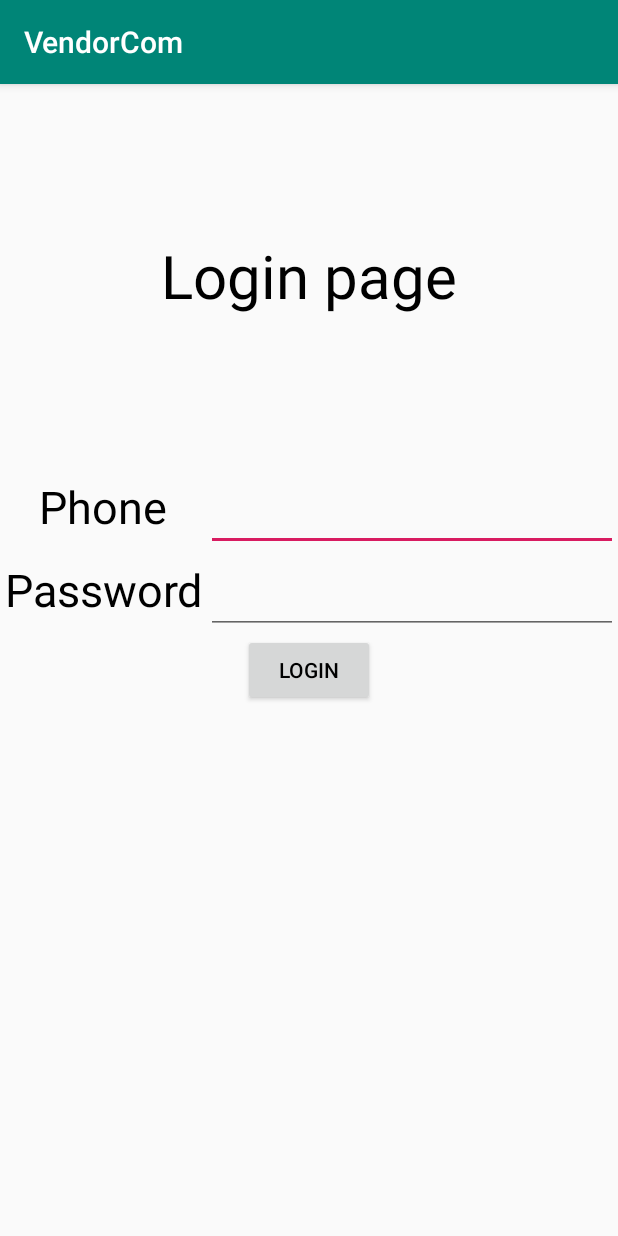
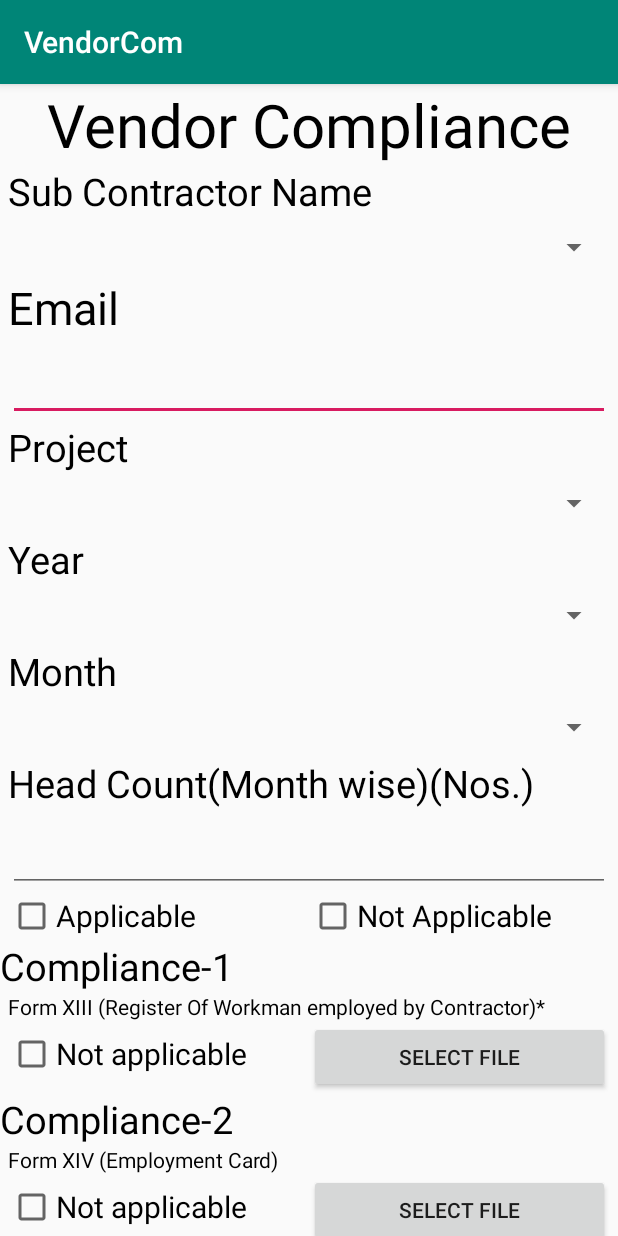
Before and after one commit to PreetiMakhloga/VendorCom, an Android app: the screen it shows after launch (login before the commit, ComplianceForm after it), on a phone screen of 412 x 824 dp. Run offline under Robolectric (Android 15) with nearby library versions, the phone set to English and light mode, and no system bars.

Commit message:
New UI created for vendor compliance form

```diff
--- a/app/src/main/AndroidManifest.xml
+++ b/app/src/main/AndroidManifest.xml
@@ -9,7 +9,7 @@
         android:roundIcon="@mipmap/ic_launcher_round"
         android:supportsRtl="true"
         android:theme="@style/AppTheme">
-        <activity android:name=".vendor_form"></activity>
+        <activity android:name=".ComplianceForm"></activity>
         <activity android:name=".login" />
         <activity android:name=".MainActivity">
             <intent-filter>
--- /dev/null
+++ b/app/src/main/java/com/sterlitepower/vendorcom/ComplianceForm.java
@@ -0,0 +1,53 @@
+package com.sterlitepower.vendorcom;
+
+import androidx.appcompat.app.AppCompatActivity;
+
+import android.os.Bundle;
+import android.view.View;
+import android.widget.Button;
+import android.widget.CheckBox;
+import android.widget.CompoundButton;
+import android.widget.FrameLayout;
+
+public class ComplianceForm extends AppCompatActivity {
+
+    Button comp1_file_sel,comp2_file_sel;
+    CheckBox applicable, not_applicable;
+    FrameLayout form_status, complaince_list_frame;
+
+
+    @Override
+    protected void onCreate(Bundle savedInstanceState) {
+        super.onCreate(savedInstanceState);
+        setContentView(R.layout.activity_compliance_form);
+        form_status=findViewById(R.id.app_not_app);
+        applicable=findViewById(R.id.comp_status_app);
+        not_applicable=findViewById(R.id.comp_status_not_app);
+        complaince_list_frame=findViewById(R.id.comp_list_form);
+        comp1_file_sel=findViewById(R.id.comp1_file_btn);
+        comp2_file_sel=findViewById(R.id.comp2_file_btn);
+
+        applicable.setOnCheckedChangeListener(new CompoundButton.OnCheckedChangeListener() {
+            @Override
+            public void onCheckedChanged(CompoundButton compoundButton, boolean ischecked) {
+                if(ischecked){
+                    complaince_list_frame.setVisibility(View.VISIBLE);
+                    if(not_applicable.isChecked()){
+                        not_applicable.toggle();
+                    }
+                }
+            }
+        });
+        not_applicable.setOnCheckedChangeListener(new CompoundButton.OnCheckedChangeListener() {
+            @Override
+            public void onCheckedChanged(CompoundButton compoundButton, boolean ischecked) {
+                if(ischecked){
+                    complaince_list_frame.setVisibility(View.GONE);
+                    if (applicable.isChecked()){
+                        applicable.toggle();
+                    }
+                }
+            }
+        });
+    }
+}
--- a/app/src/main/java/com/sterlitepower/vendorcom/MainActivity.java
+++ b/app/src/main/java/com/sterlitepower/vendorcom/MainActivity.java
@@ -11,7 +11,7 @@ public class MainActivity extends AppCompatActivity {
     protected void onCreate(Bundle savedInstanceState) {
         super.onCreate(savedInstanceState);
         setContentView(R.layout.activity_main);
-        Intent intent=new Intent(MainActivity.this, login.class);
+        Intent intent=new Intent(MainActivity.this, ComplianceForm.class);
         startActivity(intent);  // calling activity from mainactivity to login activity
         finish(); // destroying mainactivity because when use click back button android should not show this activity
         // so need to destroy the activity from backgroud
--- a/app/src/main/java/com/sterlitepower/vendorcom/vendor_form.java
+++ /dev/null
@@ -1,14 +0,0 @@
-package com.sterlitepower.vendorcom;
-
-import androidx.appcompat.app.AppCompatActivity;
-
-import android.os.Bundle;
-
-public class vendor_form extends AppCompatActivity {
-
-    @Override
-    protected void onCreate(Bundle savedInstanceState) {
-        super.onCreate(savedInstanceState);
-        setContentView(R.layout.activity_vendor_form);
-    }
-}
--- /dev/null
+++ b/app/src/main/res/layout/activity_compliance_form.xml
@@ -0,0 +1,270 @@
+<?xml version="1.0" encoding="utf-8"?>
+<LinearLayout xmlns:android="http://schemas.android.com/apk/res/android"
+    xmlns:app="http://schemas.android.com/apk/res-auto"
+    xmlns:tools="http://schemas.android.com/tools"
+    android:layout_width="match_parent"
+    android:orientation="vertical"
+    android:layout_height="match_parent"
+    tools:context=".ComplianceForm">
+    <TextView
+        android:layout_width="wrap_content"
+        android:textSize="40dp"
+        android:text="Vendor Compliance"
+        android:textColor="#000"
+        android:layout_gravity="center"
+        android:layout_height="wrap_content">
+    </TextView>
+    <ScrollView
+        android:layout_width="match_parent"
+        android:layout_height="wrap_content">
+        <LinearLayout
+            android:layout_width="match_parent"
+            android:orientation="vertical"
+            android:layout_height="match_parent">
+            <LinearLayout
+                android:layout_width="match_parent"
+                android:orientation="vertical"
+                android:layout_height="wrap_content">
+                <TextView
+                    android:layout_marginLeft="5dp"
+                    android:layout_width="wrap_content"
+                    android:text="Sub Contractor Name"
+                    android:textSize="25dp"
+                    android:textColor="#000"
+                    android:layout_height="wrap_content">
+                </TextView>
+                <Spinner
+                    android:layout_marginRight="5dp"
+                    android:layout_marginLeft="5dp"
+                    android:layout_width="match_parent"
+                    android:layout_height="40dp">
+                </Spinner>
+                <LinearLayout
+                    android:layout_width="match_parent"
+                    android:orientation="vertical"
+                    android:layout_height="wrap_content">
+                    <TextView
+                        android:layout_width="wrap_content"
+                        android:text="Email"
+                        android:textColor="#000"
+                        android:layout_marginLeft="5dp"
+                        android:textSize="30dp"
+                        android:layout_height="wrap_content">
+                    </TextView>
+                    <EditText
+                        android:layout_marginRight="5dp"
+                        android:layout_marginLeft="5dp"
+                        android:layout_width="match_parent"
+                        android:textSize="25dp"
+                        android:textColor="#000"
+                        android:inputType="textEmailAddress"
+                        android:layout_height="wrap_content">
+                    </EditText>
+                </LinearLayout>
+                <LinearLayout
+                    android:layout_width="match_parent"
+                    android:orientation="vertical"
+                    android:layout_height="wrap_content">
+                    <TextView
+                        android:layout_width="wrap_content"
+                        android:text="Project"
+                        android:textColor="#000"
+                        android:textSize="25dp"
+                        android:layout_marginLeft="5dp"
+                        android:layout_height="wrap_content">
+                    </TextView>
+                    <Spinner
+                        android:layout_marginRight="5dp"
+                        android:layout_marginLeft="5dp"
+                        android:layout_width="match_parent"
+                        android:layout_height="40dp">
+                    </Spinner>
+                </LinearLayout>
+                <LinearLayout
+                    android:layout_width="match_parent"
+                    android:orientation="vertical"
+                    android:layout_height="wrap_content">
+                    <TextView
+                        android:layout_width="wrap_content"
+                        android:text="Year"
+                        android:textColor="#000"
+                        android:textSize="25dp"
+                        android:layout_marginLeft="5dp"
+                        android:layout_height="wrap_content">
+                    </TextView>
+                    <Spinner
+                        android:layout_marginRight="5dp"
+                        android:layout_marginLeft="5dp"
+                        android:layout_width="match_parent"
+                        android:layout_height="40dp">
+                    </Spinner>
+                </LinearLayout>
+                <LinearLayout
+                    android:layout_width="match_parent"
+                    android:orientation="vertical"
+                    android:layout_height="wrap_content">
+                    <TextView
+                        android:layout_width="wrap_content"
+                        android:text="Month"
+                        android:textColor="#000"
+                        android:textSize="25dp"
+                        android:layout_marginLeft="5dp"
+                        android:layout_height="wrap_content">
+                    </TextView>
+                    <Spinner
+                        android:layout_marginRight="5dp"
+                        android:layout_marginLeft="5dp"
+                        android:layout_width="match_parent"
+                        android:layout_height="40dp">
+                    </Spinner>
+                </LinearLayout>
+            </LinearLayout>
+            <LinearLayout
+                android:layout_width="match_parent"
+                android:orientation="vertical"
+                android:layout_height="wrap_content">
+                <TextView
+                    android:layout_width="wrap_content"
+                    android:text="Head Count(Month wise)(Nos.)"
+                    android:textColor="#000"
+                    android:layout_marginLeft="5dp"
+                    android:textSize="25dp"
+                    android:layout_height="wrap_content">
+                </TextView>
+                <EditText
+                    android:layout_marginRight="5dp"
+                    android:layout_marginLeft="5dp"
+                    android:layout_width="match_parent"
+                    android:textSize="25dp"
+                    android:textColor="#000"
+                    android:inputType="number"
+                    android:layout_height="wrap_content">
+                </EditText>
+            </LinearLayout>
+            <FrameLayout
+                android:layout_width="match_parent"
+                android:id="@+id/app_not_app"
+                android:clickable="true"
+                android:layout_height="wrap_content">
+                <LinearLayout
+                    android:layout_marginRight="5dp"
+                    android:layout_marginLeft="5dp"
+                    android:layout_width="match_parent"
+                    android:orientation="horizontal"
+                    android:layout_height="wrap_content">
+                    <CheckBox
+                        android:id="@+id/comp_status_app"
+                        android:layout_width="0dp"
+                        android:layout_weight="1"
+                        android:text="Applicable"
+                        android:textSize="20dp"
+                        android:layout_height="wrap_content">
+                    </CheckBox>
+                    <CheckBox
+                        android:id="@+id/comp_status_not_app"
+                        android:layout_width="0dp"
+                        android:layout_weight="1"
+                        android:textSize="20dp"
+                        android:text="Not Applicable"
+                        android:layout_height="wrap_content">
+                    </CheckBox>
+                </LinearLayout>
+            </FrameLayout>
+            <FrameLayout
+                android:layout_width="match_parent"
+                android:id="@+id/comp_list_form"
+                android:layout_height="wrap_content">
+                <LinearLayout
+                    android:layout_width="match_parent"
+                    android:orientation="vertical"
+                    android:layout_height="wrap_content">
+                    <TextView
+                        android:layout_width="wrap_content"
+                        android:text="Compliance-1"
+                        android:textSize="25dp"
+                        android:textColor="#000"
+                        android:layout_height="wrap_content">
+                    </TextView>
+                    <LinearLayout
+                        android:layout_width="match_parent"
+                        android:orientation="vertical"
+                        android:layout_height="wrap_content">
+                        <TextView
+                            android:layout_width="wrap_content"
+                            android:layout_marginRight="5dp"
+                            android:layout_marginLeft="5dp"
+                            android:text="Form XIII (Register Of Workman employed by Contractor)*"
+                            android:textColor="#000"
+                            android:layout_height="wrap_content">
+                        </TextView>
+                        <LinearLayout
+                            android:layout_width="match_parent"
+                            android:orientation="horizontal"
+                            android:layout_marginLeft="5dp"
+                            android:layout_marginRight="5dp"
+                            android:layout_height="wrap_content">
+                            <CheckBox
+                                android:layout_width="0dp"
+                                android:layout_weight="1"
+                                android:id="@+id/comp1_status"
+                                android:text="Not applicable"
+                                android:textSize="20dp"
+                                android:layout_height="wrap_content">
+                            </CheckBox>
+                            <Button
+                                android:id="@+id/comp1_file_btn"
+                                android:layout_width="0dp"
+                                android:layout_weight="1"
+                                android:text="Select file"
+                                android:layout_height="wrap_content">
+                            </Button>
+                        </LinearLayout>
+                    </LinearLayout>
+                    <TextView
+                        android:layout_width="wrap_content"
+                        android:text="Compliance-2"
+                        android:textSize="25dp"
+                        android:textColor="#000"
+                        android:layout_height="wrap_content">
+                    </TextView>
+                    <LinearLayout
+                        android:layout_width="match_parent"
+                        android:orientation="vertical"
+                        android:layout_height="wrap_content">
+                        <TextView
+                            android:layout_width="wrap_content"
+                            android:layout_marginRight="5dp"
+                            android:layout_marginLeft="5dp"
+                            android:text="Form XIV (Employment Card)"
+                            android:textColor="#000"
+                            android:layout_height="wrap_content">
+                        </TextView>
+                        <LinearLayout
+                            android:layout_width="match_parent"
+                            android:orientation="horizontal"
+                            android:layout_marginLeft="5dp"
+                            android:layout_marginRight="5dp"
+                            android:layout_height="wrap_content">
+                            <CheckBox
+                                android:layout_width="0dp"
+                                android:layout_weight="1"
+                                android:id="@+id/comp2_status"
+                                android:text="Not applicable"
+                                android:textSize="20dp"
+                                android:layout_height="wrap_content">
+                            </CheckBox>
+                            <Button
+                                android:layout_width="0dp"
+                                android:layout_weight="1"
+                                android:id="@+id/comp2_file_btn"
+                                android:text="Select file"
+                                android:layout_height="wrap_content">
+                            </Button>
+                        </LinearLayout>
+                    </LinearLayout>
+                </LinearLayout>
+            </FrameLayout>
+        </LinearLayout>
+    </ScrollView>
+
+</LinearLayout>
--- a/app/src/main/res/layout/activity_vendor_form.xml
+++ /dev/null
@@ -1,9 +0,0 @@
-<?xml version="1.0" encoding="utf-8"?>
-<androidx.constraintlayout.widget.ConstraintLayout xmlns:android="http://schemas.android.com/apk/res/android"
-    xmlns:app="http://schemas.android.com/apk/res-auto"
-    xmlns:tools="http://schemas.android.com/tools"
-    android:layout_width="match_parent"
-    android:layout_height="match_parent"
-    tools:context=".vendor_form">
-
-</androidx.constraintlayout.widget.ConstraintLayout>
```
